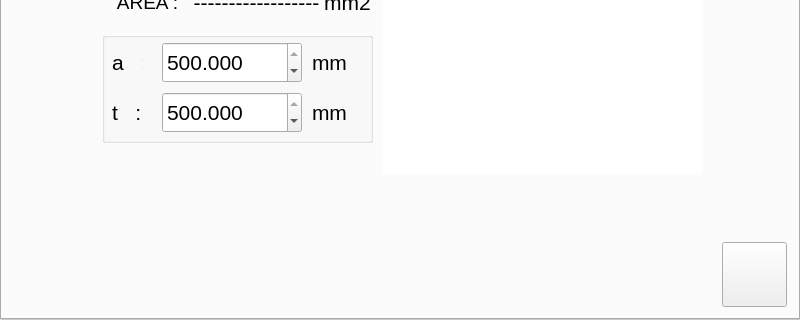
First picture: the form in dc_motor_pc.ui, repository ahmetcihan/pendulum_controller, before the edit; both pictures show x 0 to 800 and y 160 to 480 of the 800 by 480 pixel window.
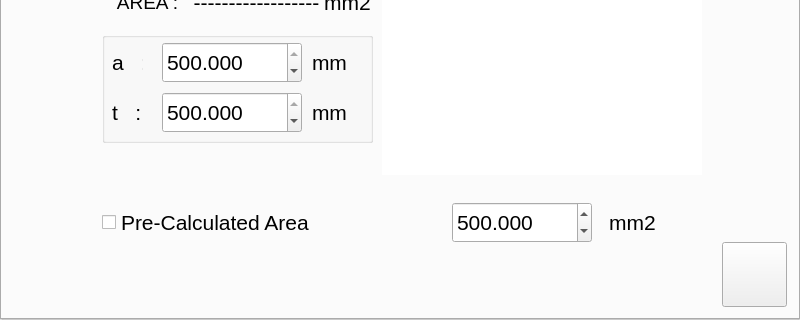
Second picture: the form after the edit. The open tabs and pages were chosen to show the change.

Commit message: precalculated area

```diff
--- a/dc_motor_pc.ui
+++ b/dc_motor_pc.ui
@@ -2348,6 +2348,80 @@
          </property>
         </widget>
        </widget>
+       <widget class="QDoubleSpinBox" name="doubleSpinBox_precalculated_area">
+        <property name="geometry">
+         <rect>
+          <x>450</x>
+          <y>360</y>
+          <width>140</width>
+          <height>41</height>
+         </rect>
+        </property>
+        <property name="font">
+         <font>
+          <pointsize>16</pointsize>
+         </font>
+        </property>
+        <property name="decimals">
+         <number>3</number>
+        </property>
+        <property name="minimum">
+         <double>0.001000000000000</double>
+        </property>
+        <property name="maximum">
+         <double>9999999.000000000000000</double>
+        </property>
+        <property name="singleStep">
+         <double>0.001000000000000</double>
+        </property>
+        <property name="value">
+         <double>500.000000000000000</double>
+        </property>
+       </widget>
+       <widget class="QCheckBox" name="checkBox_precalculated_area">
+        <property name="geometry">
+         <rect>
+          <x>100</x>
+          <y>360</y>
+          <width>341</width>
+          <height>40</height>
+         </rect>
+        </property>
+        <property name="font">
+         <font>
+          <pointsize>16</pointsize>
+         </font>
+        </property>
+        <property name="text">
+         <string>Pre-Calculated Area</string>
+        </property>
+        <property name="tristate">
+         <bool>false</bool>
+        </property>
+       </widget>
+       <widget class="QLabel" name="label_unit_area_3">
+        <property name="geometry">
+         <rect>
+          <x>600</x>
+          <y>360</y>
+          <width>61</width>
+          <height>41</height>
+         </rect>
+        </property>
+        <property name="font">
+         <font>
+          <pointsize>16</pointsize>
+          <weight>50</weight>
+          <bold>false</bold>
+         </font>
+        </property>
+        <property name="text">
+         <string notr="true">mm2</string>
+        </property>
+        <property name="alignment">
+         <set>Qt::AlignCenter</set>
+        </property>
+       </widget>
       </widget>
       <widget class="QWidget" name="tab_parameters">
        <attribute name="title">
```
Left out of the diff: 2 changed lines with no effect on the pictures. The commit also changes 11 other files.
